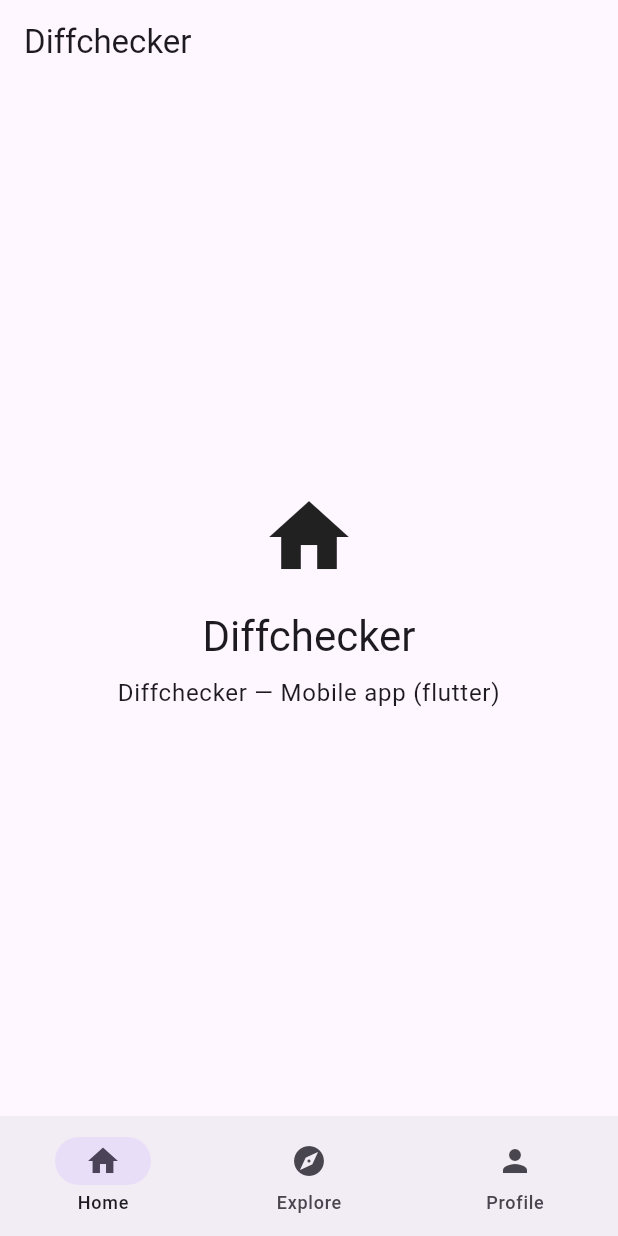
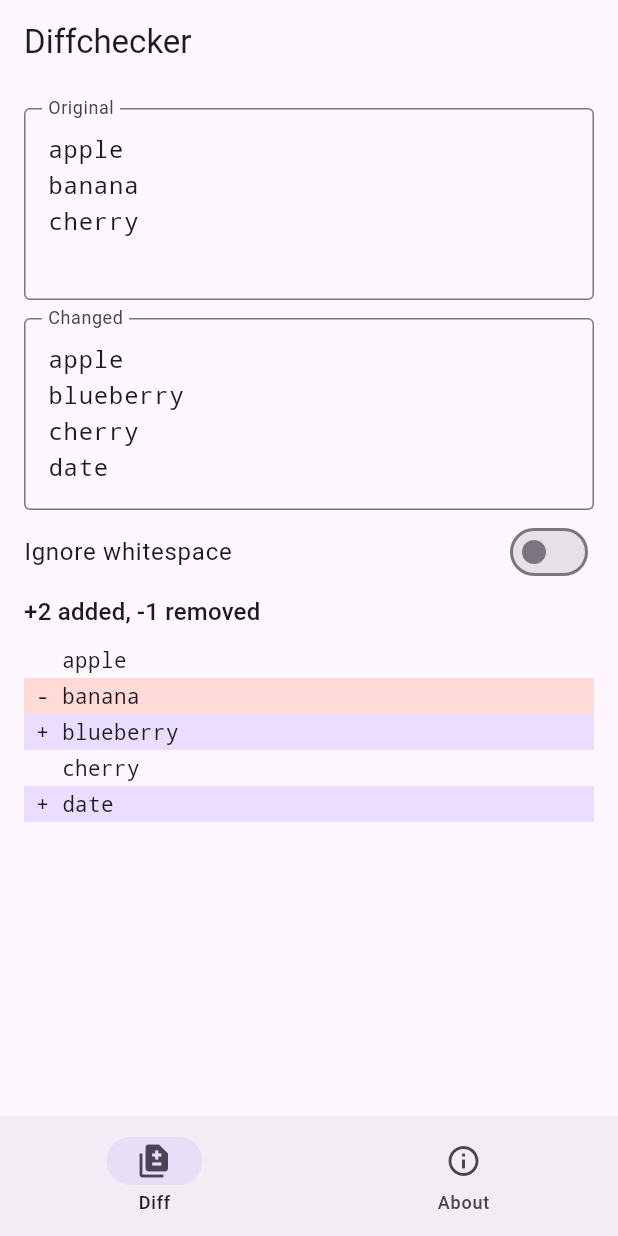
Before and after one commit to bookchaowalit-mobile/bookchaowalit-diffchecker-mobile, a Flutter app: the screen it shows after launch, on a phone screen of 412 x 824 dp. Run offline on Flutter 3.47's test engine with Material 3 defaults, Android fonts, the phone set to English and light mode, and no system bars.

Commit message:
feat: implement LCS line diff with whitespace option
- Replace the Expo/npm workflow (every step ended in || true) with
  Flutter CI: dart format check, flutter analyze, flutter test.
- Add pure-Dart logic in lib/logic/ with unit tests plus widget tests.
- Replace placeholder Explore/Profile tabs with an About screen.
- Drop unused go_router/flutter_riverpod; regenerate a real pubspec.lock.
- Add docs/UPGRADE-PLAN.md and align README with the code.

Co-Authored-By: Claude Opus 5.5 <noreply@anthropic.com>
Claude-Session: https://claude.ai/code/session_01CtBSFr6s9abQ3XVZsU8QQK

```diff
--- a/analysis_options.yaml
+++ b/analysis_options.yaml
@@ -1 +1,5 @@
+analyzer:
+  exclude:
+    - build/**
+    - android/**
 include: package:flutter_lints/flutter.yaml
--- /dev/null
+++ b/lib/logic/line_diff.dart
@@ -0,0 +1,116 @@
+/// Line-based diff using a longest-common-subsequence table.
+library;
+
+enum DiffOp { same, added, removed }
+
+class DiffLine {
+  const DiffLine(this.op, this.text);
+
+  final DiffOp op;
+  final String text;
+
+  String get prefix => switch (op) {
+        DiffOp.same => '  ',
+        DiffOp.added => '+ ',
+        DiffOp.removed => '- ',
+      };
+
+  @override
+  bool operator ==(Object other) =>
+      other is DiffLine && other.op == op && other.text == text;
+
+  @override
+  int get hashCode => Object.hash(op, text);
+
+  @override
+  String toString() => '$prefix$text';
+}
+
+class DiffSummary {
+  const DiffSummary(this.added, this.removed, this.unchanged);
+
+  final int added;
+  final int removed;
+  final int unchanged;
+
+  bool get identical => added == 0 && removed == 0;
+}
+
+/// Hard cap to keep the O(n*m) table bounded on a phone.
+const maxDiffLines = 2000;
+
+List<String> splitLines(String text) {
+  if (text.isEmpty) return const [];
+  final lines = text.replaceAll('\r\n', '\n').split('\n');
+  if (lines.isNotEmpty && lines.last.isEmpty) lines.removeLast();
+  return lines;
+}
+
+String _normalise(String line) => line.trim().replaceAll(RegExp(r'\s+'), ' ');
+
+/// Diffs [left] against [right]. Removed lines come before added lines at the
+/// same position. When [ignoreWhitespace] is set, lines that differ only in
+/// whitespace count as unchanged (the right-hand text is shown).
+/// Throws [ArgumentError] when either side exceeds [maxDiffLines].
+List<DiffLine> diffLines(
+  String left,
+  String right, {
+  bool ignoreWhitespace = false,
+}) {
+  final a = splitLines(left);
+  final b = splitLines(right);
+  if (a.length > maxDiffLines || b.length > maxDiffLines) {
+    throw ArgumentError('Each side is limited to $maxDiffLines lines');
+  }
+  final ka = ignoreWhitespace ? a.map(_normalise).toList() : a;
+  final kb = ignoreWhitespace ? b.map(_normalise).toList() : b;
+  final n = a.length;
+  final m = b.length;
+  // lcs[i][j] = LCS length of a[i..] and b[j..].
+  final lcs = List.generate(n + 1, (_) => List.filled(m + 1, 0));
+  for (var i = n - 1; i >= 0; i--) {
+    for (var j = m - 1; j >= 0; j--) {
+      lcs[i][j] = ka[i] == kb[j]
+          ? lcs[i + 1][j + 1] + 1
+          : (lcs[i + 1][j] >= lcs[i][j + 1] ? lcs[i + 1][j] : lcs[i][j + 1]);
+    }
+  }
+  final out = <DiffLine>[];
+  var i = 0;
+  var j = 0;
+  while (i < n && j < m) {
+    if (ka[i] == kb[j]) {
+      out.add(DiffLine(DiffOp.same, b[j]));
+      i++;
+      j++;
+    } else if (lcs[i + 1][j] >= lcs[i][j + 1]) {
+      out.add(DiffLine(DiffOp.removed, a[i++]));
+    } else {
+      out.add(DiffLine(DiffOp.added, b[j++]));
+    }
+  }
+  while (i < n) {
+    out.add(DiffLine(DiffOp.removed, a[i++]));
+  }
+  while (j < m) {
+    out.add(DiffLine(DiffOp.added, b[j++]));
+  }
+  return out;
+}
+
+DiffSummary summarise(List<DiffLine> diff) {
+  var added = 0;
+  var removed = 0;
+  var same = 0;
+  for (final d in diff) {
+    switch (d.op) {
+      case DiffOp.added:
+        added++;
+      case DiffOp.removed:
+        removed++;
+      case DiffOp.same:
+        same++;
+    }
+  }
+  return DiffSummary(added, removed, same);
+}
--- a/lib/main.dart
+++ b/lib/main.dart
@@ -1,7 +1,7 @@
 import 'package:flutter/material.dart';
+
+import 'screens/about_screen.dart';
 import 'screens/home_screen.dart';
-import 'screens/explore_screen.dart';
-import 'screens/profile_screen.dart';
 
 void main() {
   runApp(const DiffcheckerApp());
@@ -14,6 +14,7 @@ class DiffcheckerApp extends StatelessWidget {
   Widget build(BuildContext context) {
     return MaterialApp(
       title: 'Diffchecker',
+      debugShowCheckedModeBanner: false,
       theme: ThemeData(
         colorSchemeSeed: Colors.deepPurple,
         useMaterial3: true,
@@ -31,25 +32,27 @@ class DiffcheckerApp extends StatelessWidget {
 
 class MainShell extends StatefulWidget {
   const MainShell({super.key});
+
   @override
   State<MainShell> createState() => _MainShellState();
 }
 
 class _MainShellState extends State<MainShell> {
   int _index = 0;
-  final _pages = const [HomeScreen(), ExploreScreen(), ProfileScreen()];
 
   @override
   Widget build(BuildContext context) {
     return Scaffold(
-      body: _pages[_index],
+      body: IndexedStack(
+        index: _index,
+        children: const [HomeScreen(), AboutScreen()],
+      ),
       bottomNavigationBar: NavigationBar(
         selectedIndex: _index,
         onDestinationSelected: (i) => setState(() => _index = i),
         destinations: const [
-          NavigationDestination(icon: Icon(Icons.home), label: 'Home'),
-          NavigationDestination(icon: Icon(Icons.explore), label: 'Explore'),
-          NavigationDestination(icon: Icon(Icons.person), label: 'Profile'),
+          NavigationDestination(icon: Icon(Icons.difference), label: 'Diff'),
+          NavigationDestination(icon: Icon(Icons.info_outline), label: 'About'),
         ],
       ),
     );
--- a/lib/screens/explore_screen.dart
+++ /dev/null
@@ -1,13 +0,0 @@
-import 'package:flutter/material.dart';
-
-class ExploreScreen extends StatelessWidget {
-  const ExploreScreen({super.key});
-
-  @override
-  Widget build(BuildContext context) {
-    return Scaffold(
-      appBar: AppBar(title: const Text('Explore')),
-      body: const Center(child: Text('Explore Diffchecker features')),
-    );
-  }
-}
--- a/lib/screens/home_screen.dart
+++ b/lib/screens/home_screen.dart
@@ -1,25 +1,95 @@
 import 'package:flutter/material.dart';
 
-class HomeScreen extends StatelessWidget {
+import '../logic/line_diff.dart';
+
+class HomeScreen extends StatefulWidget {
   const HomeScreen({super.key});
 
   @override
+  State<HomeScreen> createState() => _HomeScreenState();
+}
+
+class _HomeScreenState extends State<HomeScreen> {
+  final _left = TextEditingController(text: 'apple\nbanana\ncherry');
+  final _right = TextEditingController(text: 'apple\nblueberry\ncherry\ndate');
+  bool _ignoreWhitespace = false;
+
+  @override
+  void dispose() {
+    _left.dispose();
+    _right.dispose();
+    super.dispose();
+  }
+
+  Widget _input(TextEditingController c, String label, String key) {
+    return TextField(
+      key: Key(key),
+      controller: c,
+      minLines: 4,
+      maxLines: 8,
+      style: const TextStyle(fontFamily: 'monospace'),
+      decoration: InputDecoration(
+        labelText: label,
+        border: const OutlineInputBorder(),
+      ),
+      onChanged: (_) => setState(() {}),
+    );
+  }
+
+  @override
   Widget build(BuildContext context) {
+    final colors = Theme.of(context).colorScheme;
+    List<DiffLine>? diff;
+    String? error;
+    try {
+      diff = diffLines(
+        _left.text,
+        _right.text,
+        ignoreWhitespace: _ignoreWhitespace,
+      );
+    } on ArgumentError catch (e) {
+      error = '${e.message}';
+    }
+    final summary = diff == null ? null : summarise(diff);
     return Scaffold(
       appBar: AppBar(title: const Text('Diffchecker')),
-      body: Center(
-        child: Column(
-          mainAxisAlignment: MainAxisAlignment.center,
-          children: [
-            const Icon(Icons.home, size: 64),
-            const SizedBox(height: 16),
-            Text('Diffchecker', style: Theme.of(context).textTheme.headlineMedium),
-            const SizedBox(height: 8),
-            Text('Diffchecker — Mobile app (flutter)',
-                style: Theme.of(context).textTheme.bodyLarge,
-                textAlign: TextAlign.center),
-          ],
-        ),
+      body: ListView(
+        padding: const EdgeInsets.all(16),
+        children: [
+          _input(_left, 'Original', 'left-input'),
+          const SizedBox(height: 12),
+          _input(_right, 'Changed', 'right-input'),
+          SwitchListTile(
+            contentPadding: EdgeInsets.zero,
+            title: const Text('Ignore whitespace'),
+            value: _ignoreWhitespace,
+            onChanged: (v) => setState(() => _ignoreWhitespace = v),
+          ),
+          if (error != null) Text(error, style: TextStyle(color: colors.error)),
+          if (summary != null)
+            Text(
+              summary.identical
+                  ? 'No differences'
+                  : '+${summary.added} added, -${summary.removed} removed',
+              key: const Key('diff-summary'),
+              style: Theme.of(context).textTheme.titleMedium,
+            ),
+          const SizedBox(height: 8),
+          for (final d in diff ?? const <DiffLine>[])
+            Container(
+              color: switch (d.op) {
+                DiffOp.added => colors.primaryContainer,
+                DiffOp.removed => colors.errorContainer,
+                DiffOp.same => null,
+              },
+              padding: const EdgeInsets.symmetric(horizontal: 8, vertical: 2),
+              child: Text(
+                d.toString(),
+                semanticsLabel: '${d.op.name}: ${d.text}',
+                style: const TextStyle(fontFamily: 'monospace'),
+              ),
+            ),
+        ],
       ),
     );
   }
--- a/pubspec.yaml
+++ b/pubspec.yaml
@@ -1,5 +1,5 @@
 name: diffchecker
-description: "Diffchecker — Mobile app (flutter)"
+description: "Compare two texts line by line and see what was added or removed."
 publish_to: "none"
 version: 1.0.0+1
 
@@ -10,8 +10,6 @@ dependencies:
   flutter:
     sdk: flutter
   cupertino_icons: ^1.0.8
-  go_router: ^14.2.0
-  flutter_riverpod: ^2.5.1
 
 dev_dependencies:
   flutter_test:
```
Also changed, not shown: lib/screens/about_screen.dart (added, +61 -0 lines), lib/screens/profile_screen.dart (deleted, +0 -24 lines), pubspec.lock, 5 other files.
